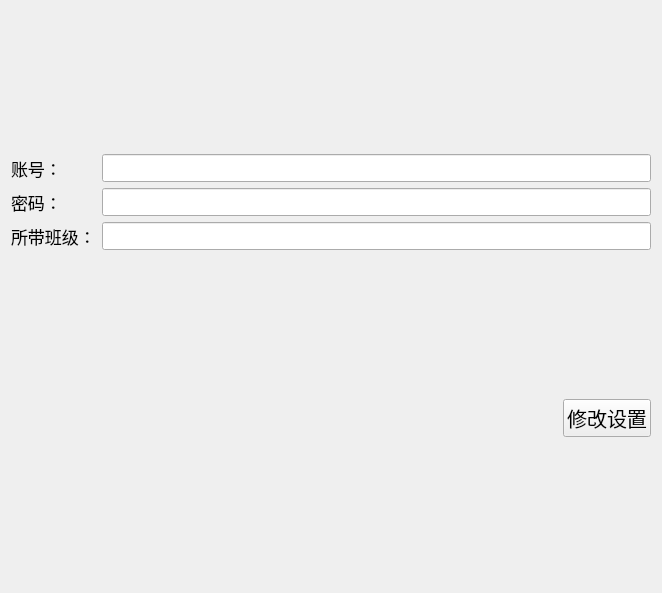
This is src/gui/admiwidget/admin/ui_info.ui in eagleqq/BaiDuFace as Qt 5 draws it before an edit. The edited form follows.
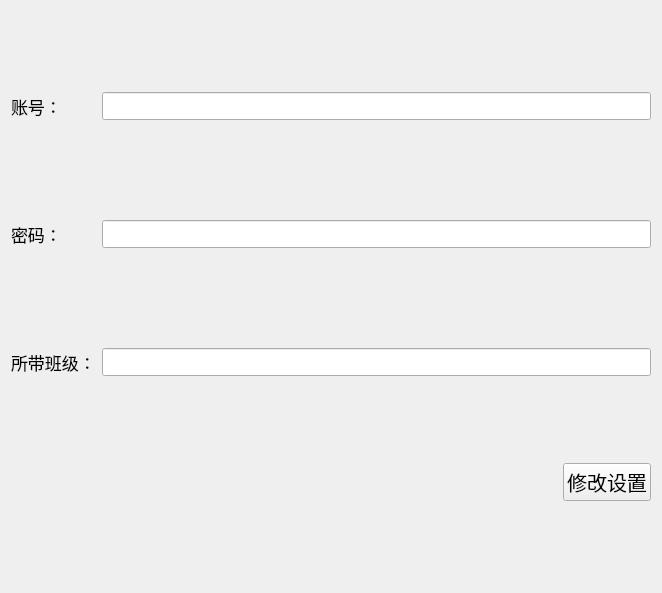
This is the edited form.

```diff
--- a/src/gui/admiwidget/admin/ui_info.ui
+++ b/src/gui/admiwidget/admin/ui_info.ui
@@ -14,7 +14,86 @@
    <string>Form</string>
   </property>
   <layout class="QGridLayout" name="gridLayout_2">
-   <item row="1" column="1">
+   <item row="0" column="0" colspan="2">
+    <layout class="QGridLayout" name="gridLayout" rowminimumheight="10,10,10">
+     <property name="topMargin">
+      <number>0</number>
+     </property>
+     <property name="bottomMargin">
+      <number>0</number>
+     </property>
+     <property name="horizontalSpacing">
+      <number>6</number>
+     </property>
+     <property name="verticalSpacing">
+      <number>100</number>
+     </property>
+     <item row="0" column="0">
+      <widget class="QLabel" name="label">
+       <property name="font">
+        <font>
+         <pointsize>13</pointsize>
+        </font>
+       </property>
+       <property name="text">
+        <string>账号：</string>
+       </property>
+      </widget>
+     </item>
+     <item row="0" column="1">
+      <widget class="QLineEdit" name="lineEdit_name">
+       <property name="font">
+        <font>
+         <pointsize>13</pointsize>
+        </font>
+       </property>
+      </widget>
+     </item>
+     <item row="1" column="0">
+      <widget class="QLabel" name="label_2">
+       <property name="font">
+        <font>
+         <pointsize>13</pointsize>
+        </font>
+       </property>
+       <property name="text">
+        <string>密码：</string>
+       </property>
+      </widget>
+     </item>
+     <item row="1" column="1">
+      <widget class="QLineEdit" name="lineEdit_password">
+       <property name="font">
+        <font>
+         <pointsize>13</pointsize>
+        </font>
+       </property>
+      </widget>
+     </item>
+     <item row="2" column="0">
+      <widget class="QLabel" name="label_3">
+       <property name="font">
+        <font>
+         <pointsize>13</pointsize>
+        </font>
+       </property>
+       <property name="text">
+        <string>所带班级：</string>
+       </property>
+      </widget>
+     </item>
+     <item row="2" column="1">
+      <widget class="QLineEdit" name="lineEdit_class">
+       <property name="font">
+        <font>
+         <pointsize>13</pointsize>
+        </font>
+       </property>
+      </widget>
+     </item>
+    </layout>
+   </item>
+   <item row="1" column="0">
     <spacer name="horizontalSpacer">
      <property name="orientation">
       <enum>Qt::Horizontal</enum>
@@ -27,7 +106,7 @@
      </property>
     </spacer>
    </item>
-   <item row="1" column="2">
+   <item row="1" column="1">
     <widget class="QPushButton" name="pushButton_save">
      <property name="font">
       <font>
@@ -39,73 +118,6 @@
      </property>
     </widget>
    </item>
-   <item row="0" column="0" colspan="3">
-    <layout class="QGridLayout" name="gridLayout" rowstretch="0,0,0" columnstretch="0,0">
-     <item row="2" column="0">
-      <widget class="QLabel" name="label_3">
-       <property name="font">
-        <font>
-         <pointsize>13</pointsize>
-        </font>
-       </property>
-       <property name="text">
-        <string>所带班级：</string>
-       </property>
-      </widget>
-     </item>
-     <item row="1" column="0">
-      <widget class="QLabel" name="label_2">
-       <property name="font">
-        <font>
-         <pointsize>13</pointsize>
-        </font>
-       </property>
-       <property name="text">
-        <string>密码：</string>
-       </property>
-      </widget>
-     </item>
-     <item row="0" column="0">
-      <widget class="QLabel" name="label">
-       <property name="font">
-        <font>
-         <pointsize>13</pointsize>
-        </font>
-       </property>
-       <property name="text">
-        <string>账号：</string>
-       </property>
-      </widget>
-     </item>
-     <item row="0" column="1">
-      <widget class="QLineEdit" name="lineEdit_name">
-       <property name="font">
-        <font>
-         <pointsize>13</pointsize>
-        </font>
-       </property>
-      </widget>
-     </item>
-     <item row="2" column="1">
-      <widget class="QLineEdit" name="lineEdit_class">
-       <property name="font">
-        <font>
-         <pointsize>13</pointsize>
-        </font>
-       </property>
-      </widget>
-     </item>
-     <item row="1" column="1">
-      <widget class="QLineEdit" name="lineEdit_password">
-       <property name="font">
-        <font>
-         <pointsize>13</pointsize>
-        </font>
-       </property>
-      </widget>
-     </item>
-    </layout>
-   </item>
   </layout>
  </widget>
  <resources/>
```
